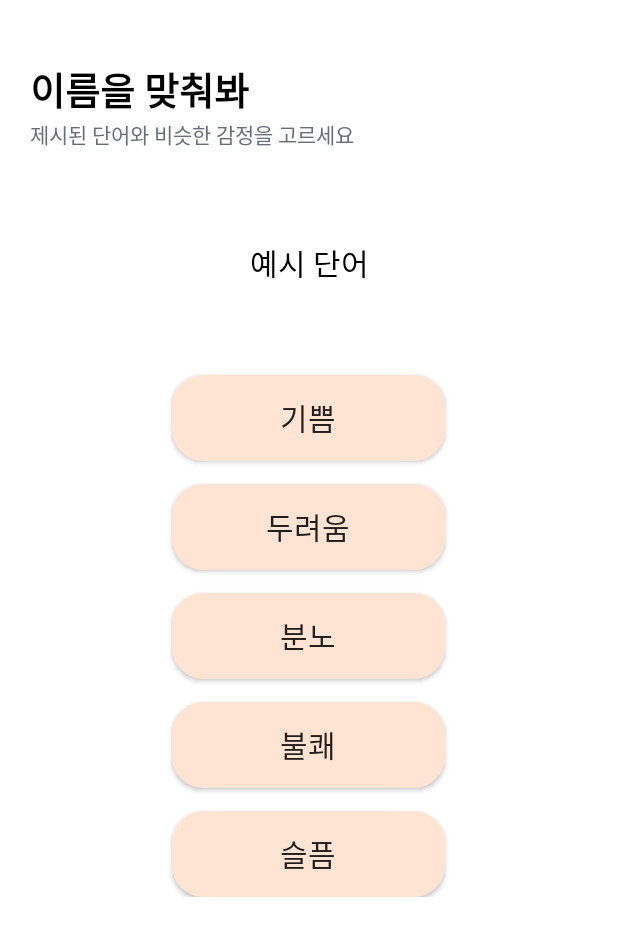
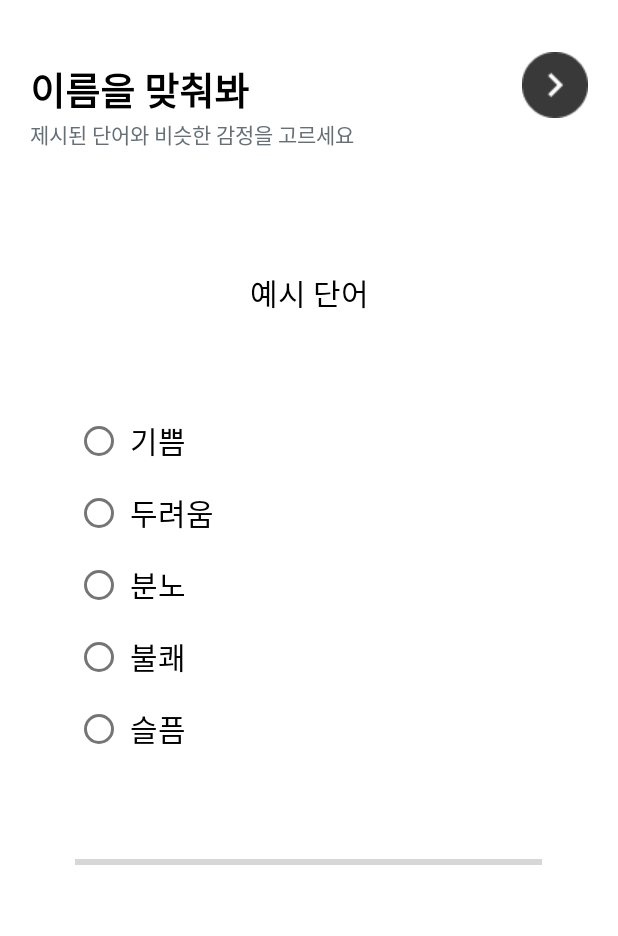
Before and after one commit to Voming/maeumcatcher, an Android app: the screen it shows after launch (GuessName before the commit, GuessActivity after it), after a tap on an icon or button, on a phone screen of 412 x 824 dp. Shown: the top 936 px of the screen. Run offline under Robolectric (Android 15) with nearby library versions, the phone set to English and light mode, and no system bars; 5 statements that could not run were skipped.

Commit message:
NextButton currentQuestion.getAnswer 수정 중

```diff
--- a/app/src/main/AndroidManifest.xml
+++ b/app/src/main/AndroidManifest.xml
@@ -38,7 +38,7 @@
             android:exported="false"/>
         <activity android:name=".VariousEmotionFear"
             android:exported="false"/>
-        <activity android:name=".GuessName"
+        <activity android:name=".GuessActivity"
             android:exported="false"/>
     </application>
 
--- /dev/null
+++ b/app/src/main/java/com/example/maumcatcher/GuessActivity.java
@@ -0,0 +1,125 @@
+package com.example.maumcatcher;
+
+import android.content.Context;
+import android.content.Intent;
+import android.content.SharedPreferences;
+import android.os.Bundle;
+import androidx.appcompat.app.AppCompatActivity;
+import android.util.Log;
+import android.view.View;
+import android.view.Menu;
+import android.view.MenuItem;
+import android.widget.Button;
+import android.widget.ImageButton;
+import android.widget.ProgressBar;
+import android.widget.RadioButton;
+import android.widget.RadioGroup;
+import android.widget.TextView;
+import android.widget.Toast;
+
+import java.util.Collections;
+import java.util.List;
+
+public class GuessActivity extends AppCompatActivity {
+
+    //put question id into list
+    List<GuessQuestion> questionList;
+    int quid = 0;
+    GuessQuestion currentQuestion;
+    TextView txtQuestion;
+    RadioButton btn1, btn2, btn3, btn4, btn5;
+    ImageButton butNext;
+    public static String result="highscore";
+    static  int score = 0;
+    TextView scoreno;
+
+    @Override
+    protected void onCreate(Bundle savedInstanceState) {
+        super.onCreate(savedInstanceState);
+        setContentView(R.layout.guessname);
+        ProgressBar progressbar = (ProgressBar) findViewById(R.id.progressBar);
+
+        progressbar.setProgress(quid);
+        scoreno=(TextView)findViewById(R.id.tv_progress);
+        progressbar.setIndeterminate(false);
+        //get all question from db
+        GuessDB dbHelper = new GuessDB(this);
+        questionList = dbHelper.getAllQuestions();
+
+        //random question
+        Collections.shuffle(questionList);
+        currentQuestion = questionList.get(quid);
+
+        txtQuestion = (TextView)findViewById(R.id.exampletxt);
+        btn1 = (RadioButton)findViewById(R.id.rg_btn1);
+        btn2 = (RadioButton)findViewById(R.id.rg_btn2);
+        btn3 = (RadioButton)findViewById(R.id.rg_btn3);
+        btn4 = (RadioButton)findViewById(R.id.rg_btn4);
+        btn5 = (RadioButton)findViewById(R.id.rg_btn5);
+        butNext = (ImageButton)findViewById(R.id.nextBtn);
+        setQuestionView();
+
+    }
+
+    private void setQuestionView(){
+        txtQuestion.setText(currentQuestion.getQuestion());
+        quid++;
+    }
+
+    public void NextButton(View view){
+        RadioGroup grp = (RadioGroup)findViewById(R.id.radioGroup);
+        RadioButton check = (RadioButton)findViewById(grp.getCheckedRadioButtonId());
+        if(currentQuestion.getAnswer().equals(check.getText())){
+            // 답 맞췄을 때?
+            score++;
+            Log.d("Score", "Your score: "+score);
+            scoreno.setText(" "+score);
+        }
+        if(quid<5){
+            // 5개 문제 이하?
+            currentQuestion = questionList.get(quid);
+            setQuestionView();
+        }else{
+            final SharedPreferences sharedPreferences = getSharedPreferences("Result", Context.MODE_PRIVATE);
+            final SharedPreferences.Editor editor = sharedPreferences.edit();
+            editor.putInt(result,score);
+            editor.commit();
+
+            Intent intent = new Intent(GuessActivity.this, GuessResult.class);
+            startActivity(intent);
+            finish();
+        }
+    }
+
+    public void highscore(View v){
+        Intent intent = new Intent(GuessActivity.this, GuessResult.class);
+        startActivity(intent);
+        finish();
+    }
+
+    /*
+    XML 메뉴
+    @Override
+    public boolean onCreateOptionsMenu(Menu menu) {
+        // Inflate the menu; this adds items to the action bar if it is present.
+        getMenuInflater().inflate(R.menu., menu);
+        return true;
+    }
+
+    @Override
+    public boolean onOptionsItemSelected(MenuItem item) {
+        // Handle action bar item clicks here. The action bar will
+        // automatically handle clicks on the Home/Up button, so long
+        // as you specify a parent activity in AndroidManifest.xml.
+        int id = item.getItemId();
+        //noinspection SimplifiableIfStatement
+        if (id == R.id.) {
+            return true;
+        }
+        return super.onOptionsItemSelected(item);
+    }
+    */
+
+    //리스트에 선택된 답 담아서 id ++ 해야 하나?
+
+}
--- /dev/null
+++ b/app/src/main/java/com/example/maumcatcher/GuessDB.java
@@ -0,0 +1,72 @@
+package com.example.maumcatcher;
+
+import android.content.ContentValues;
+import android.content.Context;
+import android.database.Cursor;
+import android.database.sqlite.SQLiteDatabase;
+import android.database.sqlite.SQLiteOpenHelper;
+import android.util.Log;
+import java.util.ArrayList;
+import java.util.List;
+
+public class GuessDB extends SQLiteOpenHelper {
+
+    //DB version, table and database name
+    private static final int DB_VERSION = 1;
+    private static final String DB_NAME = "varietyEmotion.db";
+    private static String DB_PATH = "/data/data/com.example.maumcatcher/databases/";
+    private static final String DB_TABLE = "emotion";
+
+    //table column names
+    private static final String KEY_QUES = "name";
+    private static final String KEY_ANSWER = "class";
+
+    private SQLiteDatabase dbase;
+    private int rowCount = 0;
+
+    public GuessDB(Context context){
+        super(context, DB_NAME, null, DB_VERSION);
+        DB_PATH = "/data/data/com.example.maumcatcher/databases/" + context.getPackageName() + "varietyEmotion.db";
+    }
+
+    @Override
+    public void onCreate(SQLiteDatabase db) {
+        dbase = db;
+
+    }
+
+    //get all question in listview
+    public List <GuessQuestion> getAllQuestions(){
+        List <GuessQuestion> questionList = new ArrayList<GuessQuestion>();
+
+        dbase = this.getReadableDatabase();
+        String selectQuery = "SELECT * FROM " + DB_TABLE;
+        Cursor cursor = dbase.rawQuery(selectQuery,null);
+        rowCount = cursor.getCount();
+
+        if(cursor.moveToFirst()){
+            do{
+                GuessQuestion q = new GuessQuestion();
+                q.setQuestion(cursor.getString(0));
+                q.setAnswer(cursor.getString(1));
+
+                //add question in list
+                questionList.add(q);
+
+                //loop all rows
+            }while (cursor.moveToNext());
+        }
+        return questionList;
+    }
+
+    @Override
+    public void onUpgrade(SQLiteDatabase db, int oldVersion, int newVersion) {
+        db.execSQL("DROP TABLE IF EXISTS "+DB_TABLE);
+        onCreate(db);
+    }
+
+    public int getRowCount(){
+        return rowCount;
+    }
+
+}
--- a/app/src/main/java/com/example/maumcatcher/GuessName.java
+++ /dev/null
@@ -1,15 +0,0 @@
-package com.example.maumcatcher;
-
-import android.app.Activity;
-import android.os.Bundle;
-
-public class GuessName extends Activity {
-
-    protected void onCreate(Bundle savedInstanceState) {
-        super.onCreate(savedInstanceState);
-        setContentView(R.layout.guessname);
-
-
-    }
-
-}
--- a/app/src/main/java/com/example/maumcatcher/PlayFragment.java
+++ b/app/src/main/java/com/example/maumcatcher/PlayFragment.java
@@ -38,7 +38,7 @@ public class PlayFragment extends Fragment {
         btn2.setOnClickListener(new View.OnClickListener() {
             @Override
             public void onClick(View view) {
-                Intent intent = new Intent(getActivity(),GuessName.class); //fragment라서 activity intent와는 다른 방식
+                Intent intent = new Intent(getActivity(),GuessActivity.class); //fragment라서 activity intent와는 다른 방식
                 intent.addFlags(Intent.FLAG_ACTIVITY_NO_ANIMATION);
                 startActivity(intent);
             }
--- a/app/src/main/res/drawable/button_circle.xml
+++ b/app/src/main/res/drawable/button_circle.xml
@@ -2,8 +2,8 @@
 <shape xmlns:android="http://schemas.android.com/apk/res/android"
     android:shape="oval">
 
-    <solid android:color="#4CAF50" />
+    <solid android:color="#393939" />
     <stroke
-        android:width="1dp"
+        android:width="0dp"
         android:color="@color/white" />
 </shape>
--- a/app/src/main/res/layout/guessname.xml
+++ b/app/src/main/res/layout/guessname.xml
@@ -1,18 +1,26 @@
 <?xml version="1.0" encoding="utf-8"?>
 <androidx.constraintlayout.widget.ConstraintLayout xmlns:android="http://schemas.android.com/apk/res/android"
+    xmlns:tools="http://schemas.android.com/tools"
     android:layout_width="match_parent"
     android:layout_height="match_parent"
     android:layout_marginLeft="20dp"
-    android:layout_marginRight="20dp">
+    android:layout_marginRight="20dp"
+    tools:context=".GuessActivity">
 
     <LinearLayout
         android:layout_width="match_parent"
         android:layout_height="wrap_content"
         android:orientation="vertical">
 
+        <LinearLayout
+            android:layout_width="match_parent"
+            android:layout_height="wrap_content"
+            android:orientation="horizontal"
+            android:baselineAligned="false">
+
             <TextView
                 android:id="@+id/class_id"
-            android:layout_width="match_parent"
+                android:layout_width="wrap_content"
                 android:layout_height="wrap_content"
                 android:layout_marginTop="40dp"
                 android:text="이름을 맞춰봐"
@@ -20,15 +28,29 @@
                 android:textSize="25dp"
                 android:textStyle="bold" />
 
+            <View
+                android:layout_width="0dp"
+                android:layout_height="0dp"
+                android:layout_weight="1" />
+
+            <ImageButton
+                android:id="@+id/nextBtn"
+                android:layout_width="wrap_content"
+                android:layout_height="wrap_content"
+                android:layout_gravity="bottom"
+                android:src="@drawable/button_arrow"
+                android:onClick="NextButton"
+                android:background="@android:color/transparent"/>
+
+        </LinearLayout>
+
         <TextView
             android:id="@+id/class_txt"
-            android:layout_width="match_parent"
+            android:layout_width="wrap_content"
             android:layout_height="wrap_content"
             android:text="제시된 단어와 비슷한 감정을 고르세요"
             android:textColor="#656F77"
             android:textSize="14dp" />
-
-
 
         <TextView
             android:id="@+id/exampletxt"
@@ -36,64 +58,92 @@
             android:layout_height="wrap_content"
             android:text="예시 단어"
             android:textColor="@color/black"
-            android:layout_marginTop="60dp"
+            android:layout_marginTop="80dp"
             android:textAlignment="center"
             android:textSize="20dp" />
 
-        <Button
-            android:id="@+id/happy"
-            android:layout_width="182dp"
-            android:layout_height="57dp"
-            android:text="기쁨"
+        <RadioGroup
+            android:id="@+id/radioGroup"
+            android:orientation="vertical"
+            android:layout_width="match_parent"
+            android:layout_height="match_parent"
+            android:layout_marginTop="60dp"
+            android:layout_marginLeft="30dp">
+
+            <RadioButton
+                android:layout_weight="1"
+                android:text=" 기쁨"
+                android:id="@+id/rg_btn1"
                 android:textSize="20sp"
-            android:layout_marginTop="60dp"
-            android:layout_gravity="center"
-            android:onClick="ClickButton1"
-            android:background="@drawable/button_patter"> </Button>
+                android:layout_width="wrap_content"
+                android:layout_height="wrap_content" />
 
-        <Button
-            android:id="@+id/fear"
-            android:layout_width="182dp"
-            android:layout_height="57dp"
-            android:text="두려움"
+            <RadioButton
+                android:layout_weight="1"
+                android:text=" 두려움"
+                android:id="@+id/rg_btn2"
                 android:textSize="20sp"
-            android:layout_marginTop="15dp"
-            android:layout_gravity="center"
-            android:onClick="ClickButton2"
-            android:background="@drawable/button_patter"> </Button>
+                android:layout_width="wrap_content"
+                android:layout_height="wrap_content" />
 
-        <Button
-            android:id="@+id/angry"
-            android:layout_width="182dp"
-            android:layout_height="57dp"
-            android:text="분노"
+            <RadioButton
+                android:layout_weight="1"
+                android:text=" 분노"
+                android:id="@+id/rg_btn3"
                 android:textSize="20sp"
-            android:layout_marginTop="15dp"
-            android:layout_gravity="center"
-            android:onClick="ClickButton2"
-            android:background="@drawable/button_patter"> </Button>
+                android:layout_width="wrap_content"
+                android:layout_height="wrap_content" />
 
-        <Button
-            android:id="@+id/disgust"
-            android:layout_width="182dp"
-            android:layout_height="57dp"
-            android:text="불쾌"
+            <RadioButton
+                android:layout_weight="1"
+                android:text=" 불쾌"
+                android:id="@+id/rg_btn4"
                 android:textSize="20sp"
-            android:layout_marginTop="15dp"
-            android:layout_gravity="center"
-            android:onClick="ClickButton2"
-            android:background="@drawable/button_patter"> </Button>
+                android:layout_width="wrap_content"
+                android:layout_height="wrap_content" />
 
-        <Button
-            android:id="@+id/sad"
-            android:layout_width="182dp"
-            android:layout_height="57dp"
-            android:text="슬픔"
+            <RadioButton
+                android:layout_weight="1"
+                android:text=" 슬픔"
+                android:id="@+id/rg_btn5"
                 android:textSize="20sp"
-            android:layout_marginTop="15dp"
-            android:layout_gravity="center"
-            android:onClick="ClickButton2"
-            android:background="@drawable/button_patter"> </Button>
+                android:layout_width="wrap_content"
+                android:layout_height="wrap_content" />
+        </RadioGroup>
+
+        <LinearLayout
+            android:id="@+id/ll_progress_details"
+            android:layout_width="match_parent"
+            android:layout_height="wrap_content"
+            android:gravity="center_vertical"
+            android:layout_marginTop="40dp"
+            android:layout_marginLeft="30dp"
+            android:orientation="horizontal">
+
+            <ProgressBar
+                android:id="@+id/progressBar"
+                style="?android:attr/progressBarStyleHorizontal"
+                android:layout_width="0dp"
+                android:layout_height="wrap_content"
+                android:layout_weight="1"
+                android:max="5"
+                android:minHeight="50dp"
+                android:progress="0"
+                android:indeterminate="false" />
+
+            <TextView
+                android:id="@+id/tv_progress"
+                android:layout_width="wrap_content"
+                android:layout_height="wrap_content"
+                android:gravity="center"
+                android:padding="15dp"
+                android:textColorHint="#656F77"
+                android:textSize="14sp"
+                tools:text="0/5" />
+            <!--style은 수직 진행률 표시-->
+            <!--developer android com = progressbar에 코드있음을 보임(determinateprogress웹내검색)-->
+        </LinearLayout>
+
     </LinearLayout>
 
 </androidx.constraintlayout.widget.ConstraintLayout>
```
Also changed, not shown: app/src/main/java/com/example/maumcatcher/GuessQuestion.java (added, +57 -0 lines), app/src/main/java/com/example/maumcatcher/GuessResult.java (added, +57 -0 lines), app/src/main/res/layout/guessname_win.xml (added, +80 -0 lines), app/src/main/res/drawable/button_arrow.jpg (added), app/src/main/res/drawable/circle_image.png (added), app/src/main/res/drawable/left_arrow_image.png (added). Lines whose indentation alone changed are shown as unchanged.
